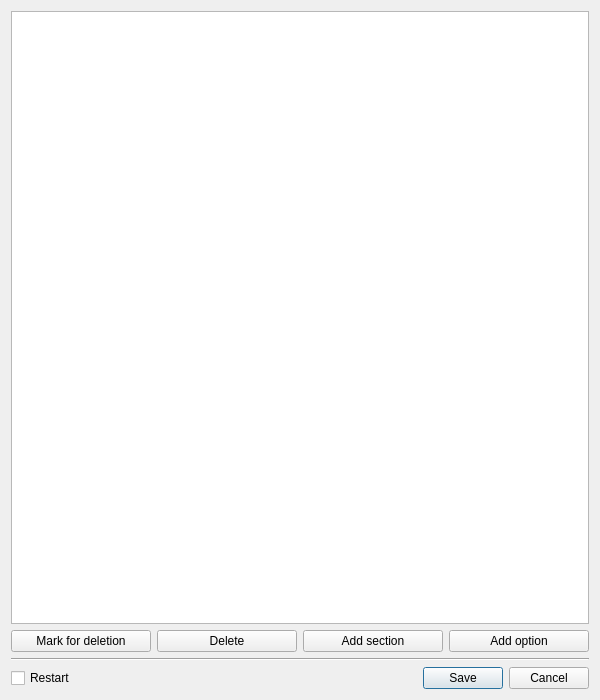
This is Server/config_editor.ui in CopterExpress/clever-show as Qt 5 draws it before an edit. The edited form follows.
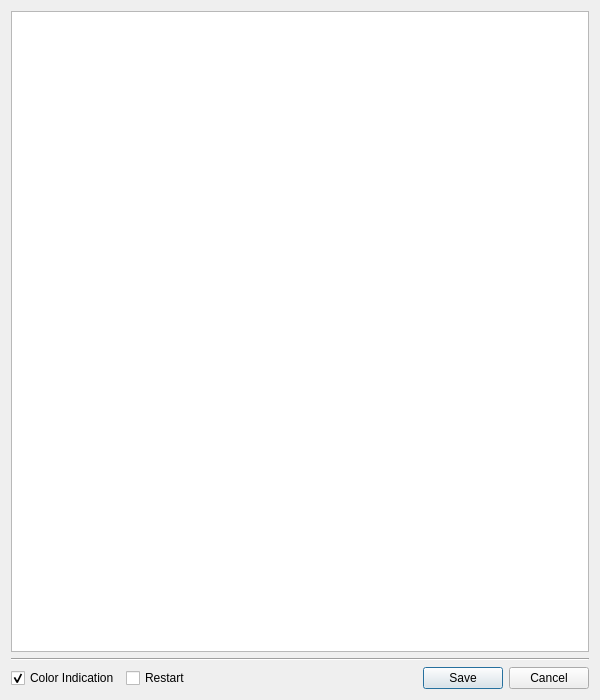
This is the edited form.

Diff of the .ui file:
```diff
--- a/Server/config_editor.ui
+++ b/Server/config_editor.ui
@@ -17,33 +17,6 @@
    <bool>false</bool>
   </property>
   <layout class="QGridLayout" name="gridLayout">
-   <item row="3" column="0">
-    <layout class="QGridLayout" name="gridLayout_2">
-     <item row="0" column="0">
-      <widget class="QCheckBox" name="checkBox">
-       <property name="text">
-        <string>Restart</string>
-       </property>
-       <property name="shortcut">
-        <string>R</string>
-       </property>
-      </widget>
-     </item>
-     <item row="0" column="1">
-      <widget class="QDialogButtonBox" name="buttonBox">
-       <property name="orientation">
-        <enum>Qt::Horizontal</enum>
-       </property>
-       <property name="standardButtons">
-        <set>QDialogButtonBox::Cancel|QDialogButtonBox::Save</set>
-       </property>
-       <property name="centerButtons">
-        <bool>false</bool>
-       </property>
-      </widget>
-     </item>
-    </layout>
-   </item>
    <item row="0" column="0">
     <widget class="QTreeView" name="config_view">
      <property name="editTriggers">
@@ -57,45 +30,44 @@
      </attribute>
     </widget>
    </item>
-   <item row="1" column="0">
-    <layout class="QGridLayout" name="gridLayout_3">
-     <item row="0" column="1">
-      <widget class="QPushButton" name="delete_button">
-       <property name="text">
-        <string>Delete</string>
-       </property>
-       <property name="shortcut">
-        <string>Del</string>
-       </property>
-      </widget>
-     </item>
-     <item row="0" column="3">
-      <widget class="QPushButton" name="add_option_button">
-       <property name="text">
-        <string>Add option</string>
-       </property>
-      </widget>
-     </item>
-     <item row="0" column="2">
-      <widget class="QPushButton" name="add_section_button">
-       <property name="text">
-        <string>Add section</string>
-       </property>
-       <property name="shortcut">
-        <string>Ctrl+A</string>
-       </property>
-      </widget>
-     </item>
-     <item row="0" column="0">
-      <widget class="QPushButton" name="hard_delete">
-       <property name="text">
-        <string>Mark for deletion</string>
-       </property>
-      </widget>
-     </item>
-    </layout>
-   </item>
    <item row="2" column="0">
+    <layout class="QGridLayout" name="gridLayout_2">
+     <item row="0" column="2">
+      <widget class="QDialogButtonBox" name="buttonBox">
+       <property name="orientation">
+        <enum>Qt::Horizontal</enum>
+       </property>
+       <property name="standardButtons">
+        <set>QDialogButtonBox::Cancel|QDialogButtonBox::Save</set>
+       </property>
+       <property name="centerButtons">
+        <bool>false</bool>
+       </property>
+      </widget>
+     </item>
+     <item row="0" column="1">
+      <widget class="QCheckBox" name="do_restart">
+       <property name="text">
+        <string>Restart</string>
+       </property>
+       <property name="shortcut">
+        <string>R</string>
+       </property>
+      </widget>
+     </item>
+     <item row="0" column="0">
+      <widget class="QCheckBox" name="do_coloring">
+       <property name="text">
+        <string>Color Indication</string>
+       </property>
+       <property name="checked">
+        <bool>true</bool>
+       </property>
+      </widget>
+     </item>
+    </layout>
+   </item>
+   <item row="1" column="0">
     <widget class="Line" name="line">
      <property name="orientation">
       <enum>Qt::Horizontal</enum>
```
